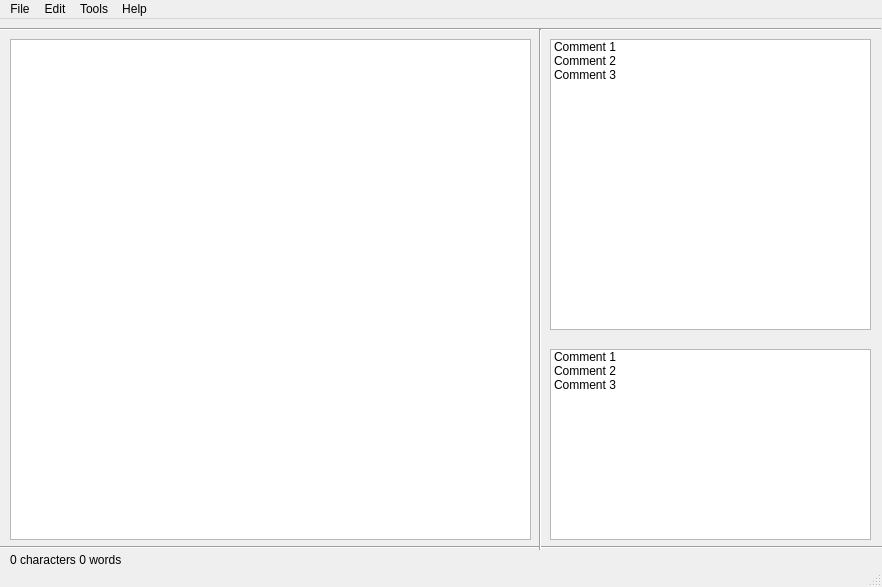
The window that Editor_window.ui (sidhiadkoli/flamingo) describes before a commit, drawn with Qt 5.
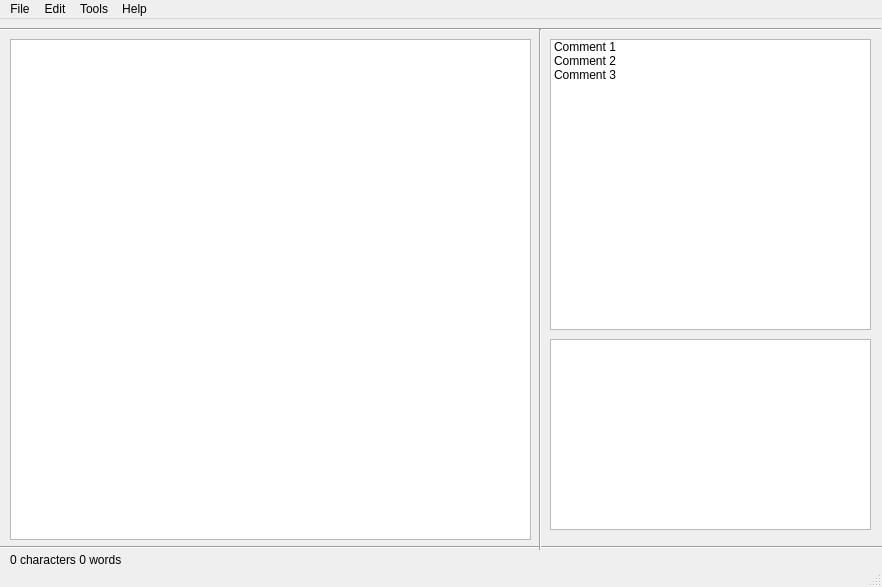
The same window after the commit.

Commit message: Data added to comments, Main window changed

What changed in the file:
```diff
--- a/Editor_window.ui
+++ b/Editor_window.ui
@@ -107,30 +107,18 @@
      <bool>false</bool>
     </property>
    </widget>
-   <widget class="QListWidget" name="readabilityListWidget_2">
+   <widget class="QTextEdit" name="ReadabilityTextEdit">
     <property name="geometry">
      <rect>
       <x>550</x>
-      <y>330</y>
+      <y>320</y>
       <width>321</width>
       <height>191</height>
      </rect>
     </property>
-    <item>
-     <property name="text">
-      <string>Comment 1</string>
-     </property>
-    </item>
-    <item>
-     <property name="text">
-      <string>Comment 2</string>
-     </property>
-    </item>
-    <item>
-     <property name="text">
-      <string>Comment 3</string>
-     </property>
-    </item>
+    <property name="readOnly">
+     <bool>true</bool>
+    </property>
    </widget>
   </widget>
   <widget class="QMenuBar" name="menubar">
```
The commit also changes 2 other files.
